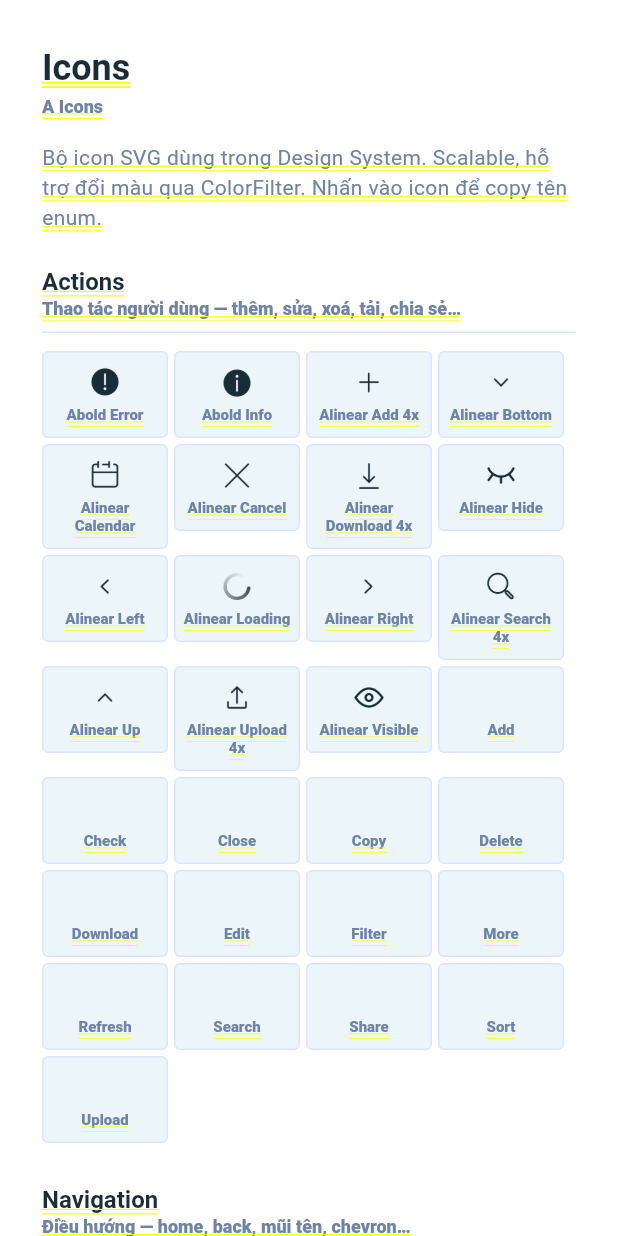
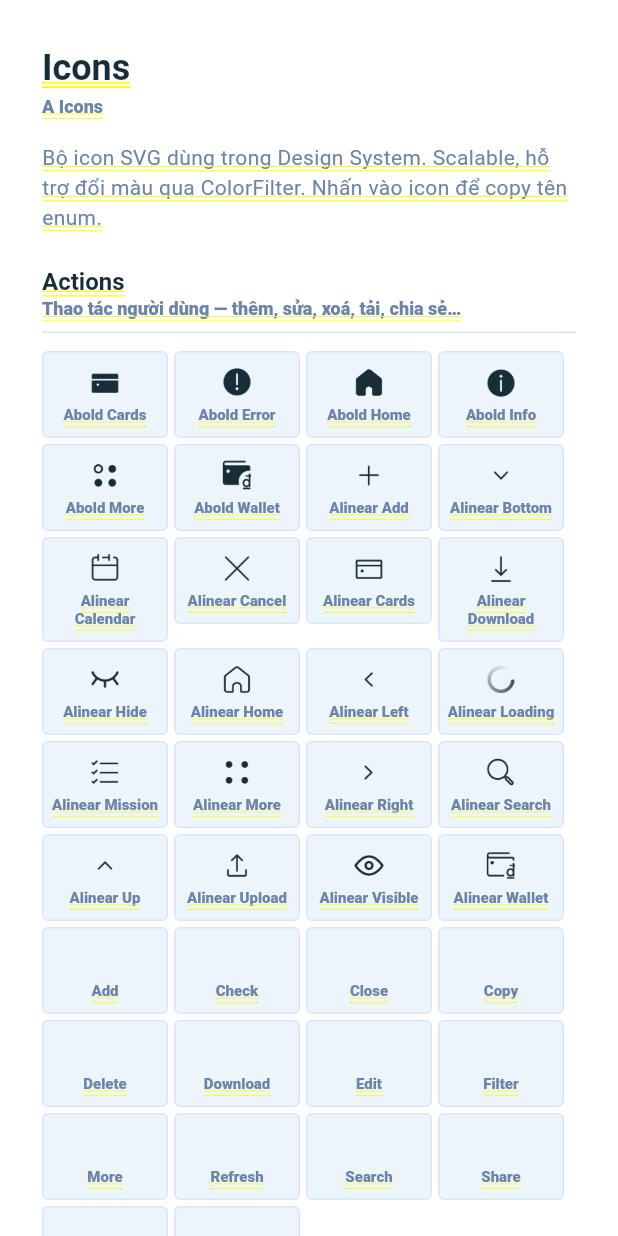
Before and after one commit to hieudeptrai1112/mobile_embe, a Flutter app: the ShowcaseHomePage screen opened directly, after a tap on "Icons", on a phone screen of 412 x 824 dp. Run offline on Flutter 3.47's test engine with Material 3 defaults, Android fonts, the phone set to English and light mode, and no system bars; our stand-ins replace file_picker, flutter_svg, share_plus; missing offline and left inert: flutter_skill; Roboto replaces fonts that are missing (Averta Std CY).

Commit message:
Add new action icons and register them in DsIconAssets
Track Cards, Home, Mission, More, and Wallet icons (ABold/ALinear variants) and update component references to the renamed icon enum names.

Co-authored-by: Cursor <cursoragent@cursor.com>

```diff
--- a/lib/design_system/components/button/ds_floating_button.dart
+++ b/lib/design_system/components/button/ds_floating_button.dart
@@ -10,7 +10,7 @@ enum DsFloatingButtonShape { square, round }
 
 /// Floating icon button from Figma `MButtonIcon` (square) and `MButtonFloatAction` (round).
 ///
-/// Renders [DsIconName.alinearAdd4x] (Figma `A Linear/Add`) — 24px square, 32px round.
+/// Renders [DsIconName.alinearAdd] (Figma `A Linear/Add`) — 24px square, 32px round.
 class DsFloatingButton extends StatefulWidget {
   const DsFloatingButton({
     super.key,
@@ -85,7 +85,7 @@ class _DsFloatingButtonState extends State<DsFloatingButton> {
                   ),
           ),
           child: DsIcon(
-            name: DsIconName.alinearAdd4x,
+            name: DsIconName.alinearAdd,
             size: metrics.iconSize,
             color: palette.foreground,
           ),
--- a/lib/design_system/components/input/ds_search.dart
+++ b/lib/design_system/components/input/ds_search.dart
@@ -107,7 +107,7 @@ class _DsSearchState extends State<DsSearch> {
       child: Row(
         children: [
           DsIcon(
-            name: DsIconName.alinearSearch4x,
+            name: DsIconName.alinearSearch,
             size: AppIconSize.m,
             color: palette.icon,
           ),
--- a/lib/design_system/components/input/ds_upload_file.dart
+++ b/lib/design_system/components/input/ds_upload_file.dart
@@ -681,7 +681,7 @@ class _InputHeader extends StatelessWidget {
               Padding(
                 padding: const EdgeInsets.all(AppSpacing.xs),
                 child: DsIcon(
-                  name: DsIconName.alinearUpload4x,
+                  name: DsIconName.alinearUpload,
                   size: AppIconSize.m,
                   color: enabled
                       ? colors.textBrandPrimary1
@@ -795,7 +795,7 @@ class _FileItem extends StatelessWidget {
             child: Padding(
               padding: const EdgeInsets.all(AppSpacing.xs),
               child: DsIcon(
-                name: DsIconName.alinearDownload4x,
+                name: DsIconName.alinearDownload,
                 size: AppIconSize.m,
                 color: colors.textBrandPrimary1,
               ),
--- a/lib/design_system/icons/ds_icon_assets.dart
+++ b/lib/design_system/icons/ds_icon_assets.dart
@@ -7,21 +7,30 @@ abstract final class DsIconAssets {
   static const _base = 'assets/icons';
 
   // ── Actions ─────────────────────────────────────────────────
+  static const aboldCards = '$_base/actions/ABold_Cards.webp';
   static const aboldError = '$_base/actions/ABold_Error.webp';
+  static const aboldHome = '$_base/actions/ABold_Home.webp';
   static const aboldInfo = '$_base/actions/ABold_Info.webp';
-  static const alinearAdd4x = '$_base/actions/ALinear_Add.webp';
+  static const aboldMore = '$_base/actions/ABold_More.webp';
+  static const aboldWallet = '$_base/actions/ABold_Wallet.webp';
+  static const alinearAdd = '$_base/actions/ALinear_Add.webp';
   static const alinearBottom = '$_base/actions/ALinear_Bottom.webp';
   static const alinearCalendar = '$_base/actions/ALinear_Calendar.webp';
   static const alinearCancel = '$_base/actions/ALinear_Cancel.webp';
-  static const alinearDownload4x = '$_base/actions/ALinear_Download.webp';
+  static const alinearCards = '$_base/actions/ALinear_Cards.webp';
+  static const alinearDownload = '$_base/actions/ALinear_Download.webp';
   static const alinearHide = '$_base/actions/ALinear_Hide.webp';
+  static const alinearHome = '$_base/actions/ALinear_Home.webp';
   static const alinearLeft = '$_base/actions/ALinear_Left.webp';
   static const alinearLoading = '$_base/actions/ALinear_Loading.webp';
+  static const alinearMission = '$_base/actions/ALinear_Mission.webp';
+  static const alinearMore = '$_base/actions/ALinear_More.webp';
   static const alinearRight = '$_base/actions/ALinear_Right.webp';
-  static const alinearSearch4x = '$_base/actions/ALinear_Search.webp';
+  static const alinearSearch = '$_base/actions/ALinear_Search.webp';
   static const alinearUp = '$_base/actions/ALinear_Up.webp';
-  static const alinearUpload4x = '$_base/actions/ALinear_Upload.webp';
+  static const alinearUpload = '$_base/actions/ALinear_Upload.webp';
   static const alinearVisible = '$_base/actions/ALinear_Visible.webp';
+  static const alinearWallet = '$_base/actions/ALinear_Wallet.webp';
   static const add = '$_base/actions/add.svg';
   static const check = '$_base/actions/check.svg';
   static const close = '$_base/actions/close.svg';
@@ -73,21 +82,30 @@ abstract final class DsIconAssets {
 
 enum DsIconName {
   // Actions
+  aboldCards,
   aboldError,
+  aboldHome,
   aboldInfo,
-  alinearAdd4x,
+  aboldMore,
+  aboldWallet,
+  alinearAdd,
   alinearBottom,
   alinearCalendar,
   alinearCancel,
-  alinearDownload4x,
+  alinearCards,
+  alinearDownload,
   alinearHide,
+  alinearHome,
   alinearLeft,
   alinearLoading,
+  alinearMission,
+  alinearMore,
   alinearRight,
-  alinearSearch4x,
+  alinearSearch,
   alinearUp,
-  alinearUpload4x,
+  alinearUpload,
   alinearVisible,
+  alinearWallet,
   add,
   check,
   close,
@@ -146,21 +164,30 @@ const kDsIconGroupOrder = [
 
 extension DsIconNameX on DsIconName {
   String get assetPath => switch (this) {
+        DsIconName.aboldCards => DsIconAssets.aboldCards,
         DsIconName.aboldError => DsIconAssets.aboldError,
+        DsIconName.aboldHome => DsIconAssets.aboldHome,
         DsIconName.aboldInfo => DsIconAssets.aboldInfo,
-        DsIconName.alinearAdd4x => DsIconAssets.alinearAdd4x,
+        DsIconName.aboldMore => DsIconAssets.aboldMore,
+        DsIconName.aboldWallet => DsIconAssets.aboldWallet,
+        DsIconName.alinearAdd => DsIconAssets.alinearAdd,
         DsIconName.alinearBottom => DsIconAssets.alinearBottom,
         DsIconName.alinearCalendar => DsIconAssets.alinearCalendar,
         DsIconName.alinearCancel => DsIconAssets.alinearCancel,
-        DsIconName.alinearDownload4x => DsIconAssets.alinearDownload4x,
+        DsIconName.alinearCards => DsIconAssets.alinearCards,
+        DsIconName.alinearDownload => DsIconAssets.alinearDownload,
         DsIconName.alinearHide => DsIconAssets.alinearHide,
+        DsIconName.alinearHome => DsIconAssets.alinearHome,
         DsIconName.alinearLeft => DsIconAssets.alinearLeft,
         DsIconName.alinearLoading => DsIconAssets.alinearLoading,
+        DsIconName.alinearMission => DsIconAssets.alinearMission,
+        DsIconName.alinearMore => DsIconAssets.alinearMore,
         DsIconName.alinearRight => DsIconAssets.alinearRight,
-        DsIconName.alinearSearch4x => DsIconAssets.alinearSearch4x,
+        DsIconName.alinearSearch => DsIconAssets.alinearSearch,
         DsIconName.alinearUp => DsIconAssets.alinearUp,
-        DsIconName.alinearUpload4x => DsIconAssets.alinearUpload4x,
+        DsIconName.alinearUpload => DsIconAssets.alinearUpload,
         DsIconName.alinearVisible => DsIconAssets.alinearVisible,
+        DsIconName.alinearWallet => DsIconAssets.alinearWallet,
         DsIconName.add => DsIconAssets.add,
         DsIconName.check => DsIconAssets.check,
         DsIconName.close => DsIconAssets.close,
@@ -204,21 +231,30 @@ extension DsIconNameX on DsIconName {
       };
 
   String get label => switch (this) {
+        DsIconName.aboldCards => 'Abold Cards',
         DsIconName.aboldError => 'Abold Error',
+        DsIconName.aboldHome => 'Abold Home',
         DsIconName.aboldInfo => 'Abold Info',
-        DsIconName.alinearAdd4x => 'Alinear Add 4x',
+        DsIconName.aboldMore => 'Abold More',
+        DsIconName.aboldWallet => 'Abold Wallet',
+        DsIconName.alinearAdd => 'Alinear Add',
         DsIconName.alinearBottom => 'Alinear Bottom',
         DsIconName.alinearCalendar => 'Alinear Calendar',
         DsIconName.alinearCancel => 'Alinear Cancel',
-        DsIconName.alinearDownload4x => 'Alinear Download 4x',
+        DsIconName.alinearCards => 'Alinear Cards',
+        DsIconName.alinearDownload => 'Alinear Download',
         DsIconName.alinearHide => 'Alinear Hide',
+        DsIconName.alinearHome => 'Alinear Home',
         DsIconName.alinearLeft => 'Alinear Left',
         DsIconName.alinearLoading => 'Alinear Loading',
+        DsIconName.alinearMission => 'Alinear Mission',
+        DsIconName.alinearMore => 'Alinear More',
         DsIconName.alinearRight => 'Alinear Right',
-        DsIconName.alinearSearch4x => 'Alinear Search 4x',
+        DsIconName.alinearSearch => 'Alinear Search',
         DsIconName.alinearUp => 'Alinear Up',
-        DsIconName.alinearUpload4x => 'Alinear Upload 4x',
+        DsIconName.alinearUpload => 'Alinear Upload',
         DsIconName.alinearVisible => 'Alinear Visible',
+        DsIconName.alinearWallet => 'Alinear Wallet',
         DsIconName.add => 'Add',
         DsIconName.check => 'Check',
         DsIconName.close => 'Close',
```
Also changed, not shown: lib/design_system/components/button/ds_button.dart (+4 -4 lines), lib/design_system/components/button/ds_button_ghost.dart (+4 -4 lines), assets/icons/actions/ABold_Cards.webp (added), assets/icons/actions/ABold_Home.webp (added), assets/icons/actions/ABold_More.webp (added), assets/icons/actions/ABold_Wallet.webp (added), assets/icons/actions/ALinear_Cards.webp (added), assets/icons/actions/ALinear_Home.webp (added), assets/icons/actions/ALinear_Mission.webp (added), assets/icons/actions/ALinear_More.webp (added), assets/icons/actions/ALinear_Wallet.webp (added).
